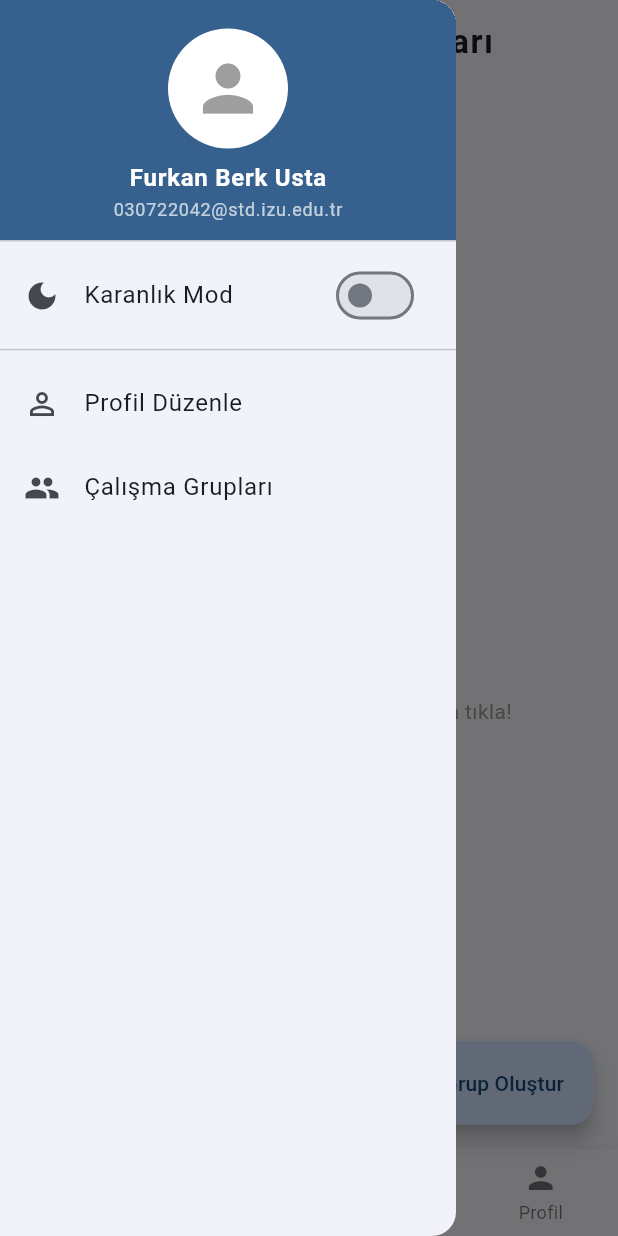
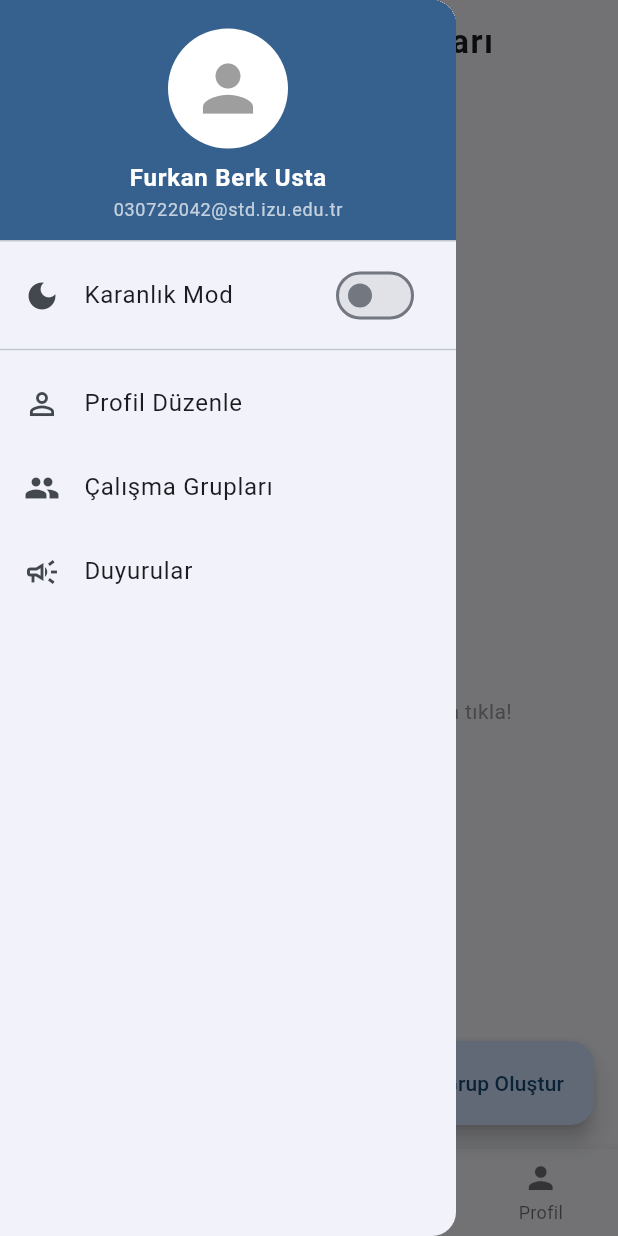
Before and after one commit to FurkanUST451/MobilFinal, a Flutter app: the screen it shows after launch, with the side drawer open, on a phone screen of 412 x 824 dp. Run offline on Flutter 3.47's test engine with Material 3 defaults, Android fonts, the phone set to English and light mode, and no system bars; our stand-ins replace cached_network_image, cloud_firestore, firebase_core, image_picker, shared_preferences, sqflite and 1 more; accounts and stored records are empty.

Commit message:
son değişiklikler

```diff
--- a/lib/widgetlar/global/customappdrawer.dart
+++ b/lib/widgetlar/global/customappdrawer.dart
@@ -107,6 +107,14 @@ class _CustomAppDrawerState extends State<CustomAppDrawer> {
               Navigator.pushReplacementNamed(context, '/');
             },
           ),
+          ListTile(
+            leading: const Icon(Icons.campaign_outlined),
+            title: const Text('Duyurular'),
+            onTap: () {
+              Navigator.pop(context);
+              Navigator.pushReplacementNamed(context, '/duyurular');
+            },
+          ),
         ],
       ),
     );
```
